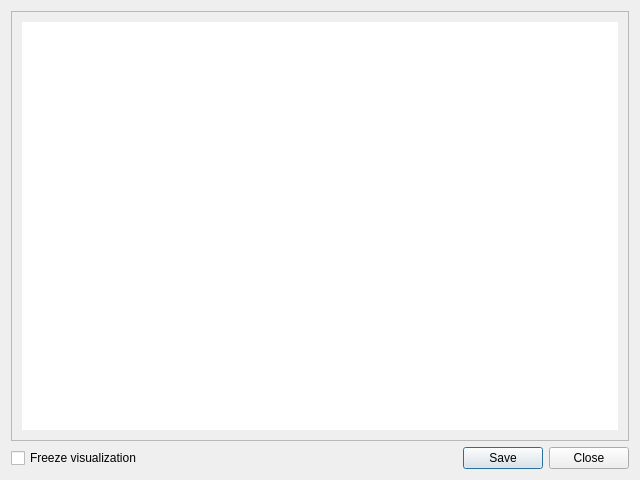
Above: coquery/gui/visualizer.ui from gkunter/coquery before the change. Below: the same form after it.
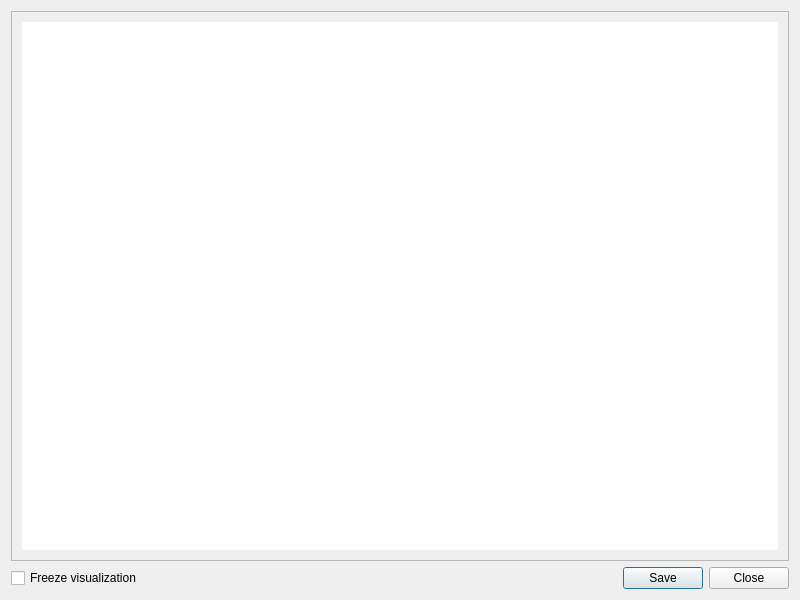
That is the form after the change.

Commit message: Increase default dialog size.

The edit to the form file:
```diff
--- a/coquery/gui/visualizer.ui
+++ b/coquery/gui/visualizer.ui
@@ -6,8 +6,8 @@
    <rect>
     <x>0</x>
     <y>0</y>
-    <width>640</width>
-    <height>480</height>
+    <width>800</width>
+    <height>600</height>
    </rect>
   </property>
   <property name="windowTitle">
```
The commit also changes 1 other file.
